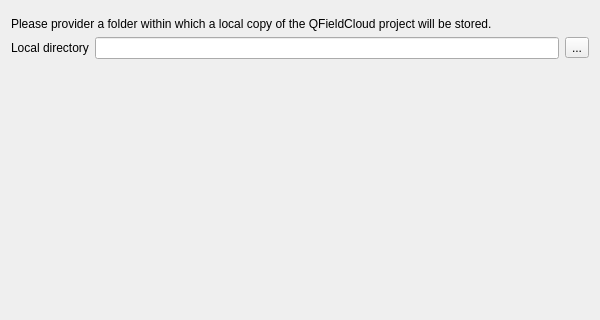
First picture: the form in qfieldsync/ui/cloud_transfer_dialog.ui, repository opengisch/qfieldsync, before the edit; both pictures show x 0 to 600 and y 0 to 320 of the 600 by 570 pixel window.
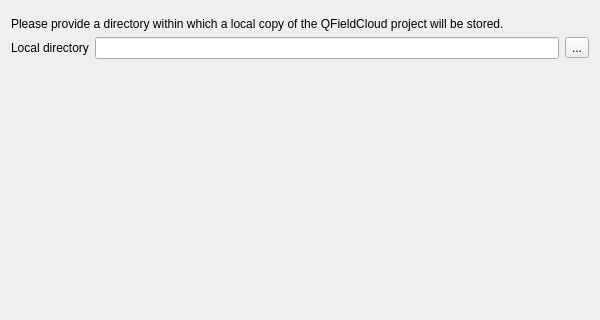
Second picture: the form after the edit. The open tabs and pages were chosen to show the change. Icons and pictures are not drawn. Custom widgets are drawn as their Qt base class.

What changed in the file:
```diff
--- a/qfieldsync/ui/cloud_transfer_dialog.ui
+++ b/qfieldsync/ui/cloud_transfer_dialog.ui
@@ -55,7 +55,7 @@
        <item>
         <widget class="QLabel" name="projectFilesLabel">
          <property name="text">
-          <string>Please provider a folder within which a local copy of the QFieldCloud project will be stored.</string>
+          <string>Please provide a directory within which a local copy of the QFieldCloud project will be stored.</string>
          </property>
          <property name="wordWrap">
           <bool>true</bool>
```
